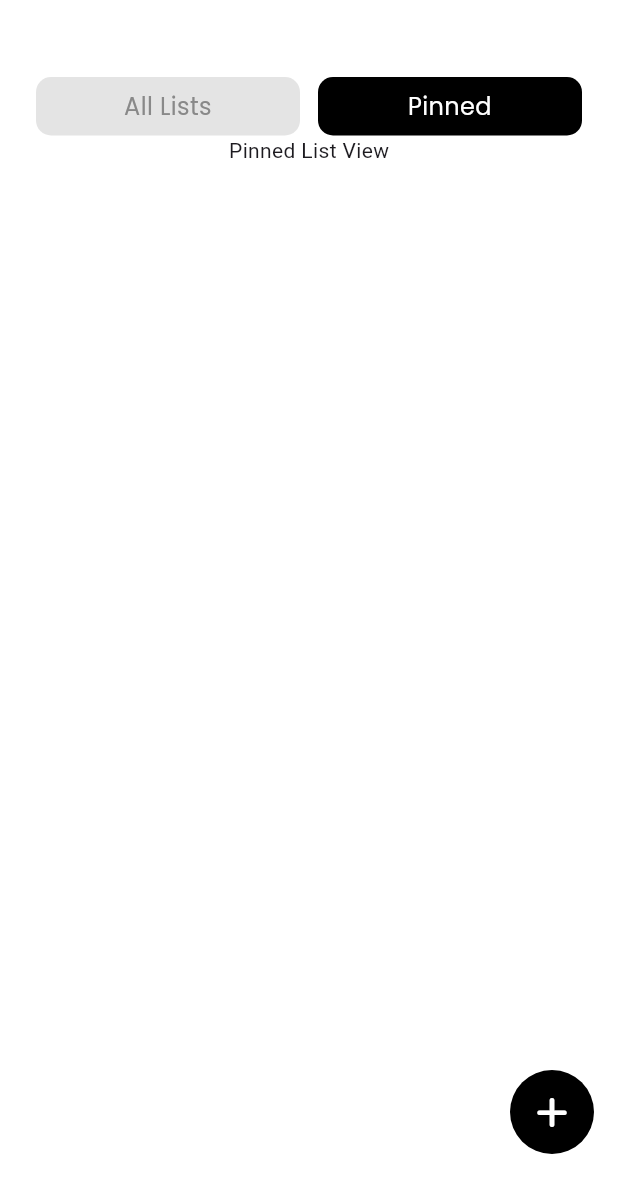
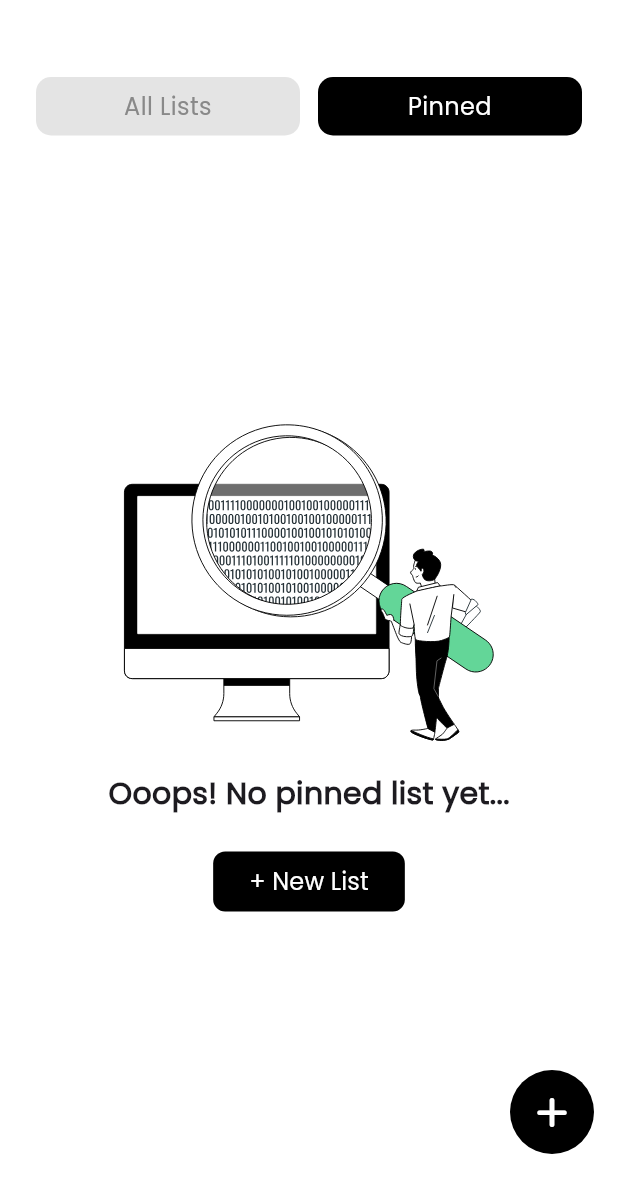
Before and after one commit to mahmoudmohamed17/dooit, a Flutter app: the screen it shows after launch, after a tap on "Continue", after a tap on "Pinned", on a phone screen of 412 x 824 dp, the part 58-1236 px from its top. Run offline on Flutter 3.47's test engine with Material 3 defaults, Android fonts, the light colour scheme and no system bars; our stand-ins replace another_flushbar, flutter_svg, font_awesome_flutter, shared_preferences.

Commit message:
make empty all list and pinned list body

```diff
--- a/lib/constants.dart
+++ b/lib/constants.dart
@@ -1,3 +1,4 @@
 const horizontalPadding = 24.0;
 const navigationButtonRadius = 10.0;
-const labelRadius = 6;
+const labelRadius = 6.0;
+const customButtonRadius = 8.0;
--- a/lib/core/utils/assets.dart
+++ b/lib/core/utils/assets.dart
@@ -15,8 +15,8 @@ class Assets {
   static const String imagesCalendar = "assets/images/calendar.svg";
 
   /// Assets for imagesCreateToDo
-  /// assets/images/create-to-do.svg
-  static const String imagesCreateToDo = "assets/images/create-to-do.svg";
+  /// assets/images/create_to_do.svg
+  static const String imagesCreateToDo = "assets/images/create_to_do.svg";
 
   /// Assets for imagesOnBoard
   /// assets/images/on-board.jpg
--- a/lib/core/widgets/custom_button.dart
+++ b/lib/core/widgets/custom_button.dart
@@ -1,4 +1,5 @@
 import 'package:flutter/material.dart';
+import 'package:to_do_list_app/constants.dart';
 import 'package:to_do_list_app/core/utils/app_colors.dart';
 import 'package:to_do_list_app/core/utils/app_styles.dart';
 
@@ -11,12 +12,14 @@ class CustomButton extends StatelessWidget {
     return ElevatedButton(
         onPressed: onPressed,
         style: ElevatedButton.styleFrom(
-            backgroundColor: AppColors.secondaryColor,
+            backgroundColor: AppColors.primaryColor,
             elevation: 0,
-            shadowColor: Colors.transparent),
+            shadowColor: Colors.transparent,
+            shape: RoundedRectangleBorder(
+                borderRadius: BorderRadius.circular(customButtonRadius))),
         child: Text(
           label,
-          style: AppStyles.medium16.copyWith(color: AppColors.primaryColor),
+          style: AppStyles.medium16.copyWith(color: AppColors.secondaryColor),
         ));
   }
 }
--- a/lib/features/home/presentation/widgets/all_lists_view_body.dart
+++ b/lib/features/home/presentation/widgets/all_lists_view_body.dart
@@ -1,16 +1,11 @@
 import 'package:flutter/material.dart';
+import 'package:to_do_list_app/features/home/presentation/widgets/empty_all_lists_body.dart';
 
 class AllListsViewBody extends StatelessWidget {
   const AllListsViewBody({super.key});
 
   @override
   Widget build(BuildContext context) {
-    return Column(
-      children: [
-        Text(
-          'All List View',
-        )
-      ],
-    );
+    return EmptyAllListsBody();
   }
 }
--- /dev/null
+++ b/lib/features/home/presentation/widgets/empty_all_lists_body.dart
@@ -0,0 +1,29 @@
+import 'package:flutter/material.dart';
+import 'package:flutter_svg/flutter_svg.dart';
+import 'package:to_do_list_app/core/extensions/context_extension.dart';
+import 'package:to_do_list_app/core/utils/app_styles.dart';
+import 'package:to_do_list_app/core/utils/assets.dart';
+import 'package:to_do_list_app/core/widgets/custom_button.dart';
+
+class EmptyAllListsBody extends StatelessWidget {
+  const EmptyAllListsBody({super.key});
+
+  @override
+  Widget build(BuildContext context) {
+    return Column(
+      mainAxisAlignment: MainAxisAlignment.center,
+      spacing: 20,
+      children: [
+        SvgPicture.asset(Assets.imagesCreateToDo, height: context.height * 0.4),
+        const Text(
+          'Create your first To-Do list...',
+          style: AppStyles.semibold20,
+        ),
+        CustomButton(
+          label: '+ New List',
+          onPressed: () {},
+        ),
+      ],
+    );
+  }
+}
--- /dev/null
+++ b/lib/features/home/presentation/widgets/empty_pinned_lists_body.dart
@@ -0,0 +1,29 @@
+import 'package:flutter/material.dart';
+import 'package:flutter_svg/svg.dart';
+import 'package:to_do_list_app/core/extensions/context_extension.dart';
+import 'package:to_do_list_app/core/utils/app_styles.dart';
+import 'package:to_do_list_app/core/utils/assets.dart';
+import 'package:to_do_list_app/core/widgets/custom_button.dart';
+
+class EmptyPinnedListsBody extends StatelessWidget {
+  const EmptyPinnedListsBody({super.key});
+
+  @override
+  Widget build(BuildContext context) {
+    return Column(
+      mainAxisAlignment: MainAxisAlignment.center,
+      spacing: 20,
+      children: [
+        SvgPicture.asset(Assets.imagesSearch, height: context.height * 0.28),
+        const Text(
+          'Ooops! No pinned list yet...',
+          style: AppStyles.semibold20,
+        ),
+        CustomButton(
+          label: '+ New List',
+          onPressed: () {},
+        ),
+      ],
+    );
+  }
+}
--- /dev/null
+++ b/lib/features/home/presentation/widgets/filled_list_body.dart
@@ -0,0 +1,12 @@
+import 'package:flutter/material.dart';
+
+class FilledListBody extends StatelessWidget {
+  const FilledListBody({super.key});
+
+  @override
+  Widget build(BuildContext context) {
+    return ListView(
+
+    );
+  }
+}
--- a/lib/features/home/presentation/widgets/pinned_lists_view_body.dart
+++ b/lib/features/home/presentation/widgets/pinned_lists_view_body.dart
@@ -1,16 +1,11 @@
 import 'package:flutter/material.dart';
+import 'package:to_do_list_app/features/home/presentation/widgets/empty_pinned_lists_body.dart';
 
 class PinnedListsViewBody extends StatelessWidget {
   const PinnedListsViewBody({super.key});
 
   @override
   Widget build(BuildContext context) {
-    return Column(
-      children: [
-         Text(
-          'Pinned List View',
-        )
-      ],
-    );
+    return EmptyPinnedListsBody();
   }
 }
--- a/lib/features/onboarding/presentation/widgets/onboarding_view_body.dart
+++ b/lib/features/onboarding/presentation/widgets/onboarding_view_body.dart
@@ -19,7 +19,6 @@ class OnboardingViewBody extends StatelessWidget {
       padding: const EdgeInsets.symmetric(horizontal: horizontalPadding),
       child: Center(
         child: Column(
-          spacing: 32,
           children: [
             Expanded(child: verticalSpace(0)),
             SvgPicture.asset(
@@ -27,11 +26,13 @@ class OnboardingViewBody extends StatelessWidget {
               height: 60,
               width: 60,
             ),
+            verticalSpace(16),
              Text(
               'Dooit',
               textAlign: TextAlign.center,
               style: AppStyles.semibold40.copyWith(color: AppColors.secondaryColor),
             ),
+            verticalSpace(16),
             Text(
               'Write what you need to do. Everyday.',
               textAlign: TextAlign.center,
```
Also changed, not shown: assets/images/create-to-do.svg (deleted), assets/images/create_to_do.svg (added).
